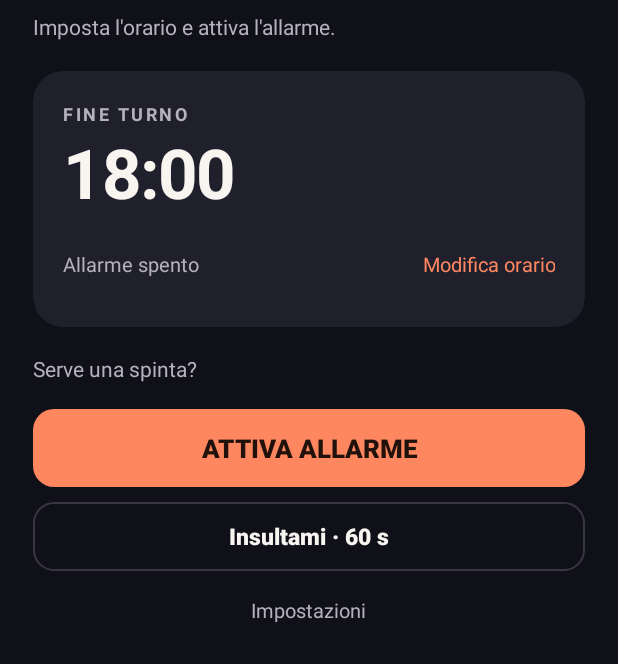
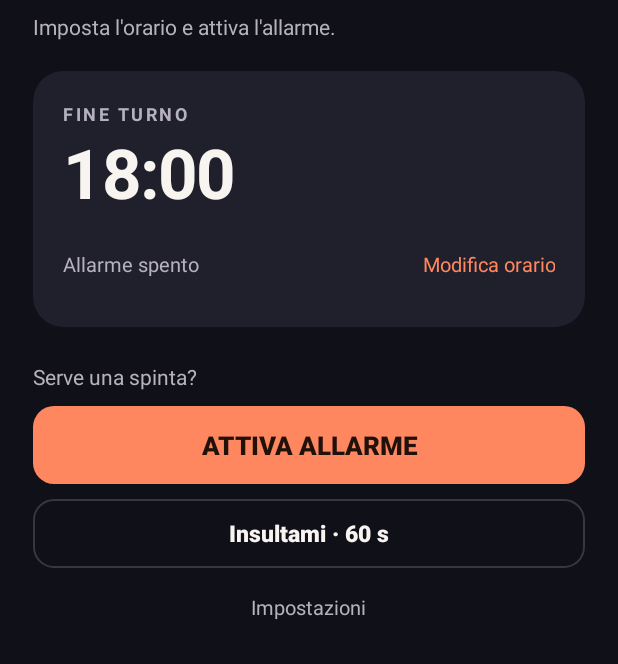
Before and after one commit to fabriziodemarco-bit/Stacca, an Android app: the screen it shows after launch (MainActivity), on a phone screen of 412 x 824 dp, the part 572-1236 px from its top. Run offline under Robolectric (Android 15) with nearby library versions, the phone set to English and light mode, and no system bars; 3 statements that could not run were skipped.

Commit message:
style: 'Serve una spinta?' subito sopra Insultami
Co-Authored-By: Claude Opus 5.5 <noreply@anthropic.com>

```diff
--- a/app/src/main/java/com/stacca/app/ui/MainActivity.kt
+++ b/app/src/main/java/com/stacca/app/ui/MainActivity.kt
@@ -208,7 +208,6 @@ class MainActivity : AppCompatActivity() {
         card.getChildAt(0).setPadding(dp(16), dp(14), dp(16), dp(6))
         segments.setTopMargin(10)
         (tvCardFootLeft.parent as View).setTopMargin(4)
-        tvExplain.setTopMargin(12)
         btnPrimary.layoutParams.height = dp(48)
         btnSecondary.layoutParams.height = dp(44)
         btnSecondary.setTopMargin(8)
--- a/app/src/main/res/layout/activity_main.xml
+++ b/app/src/main/res/layout/activity_main.xml
@@ -240,22 +240,21 @@
             </LinearLayout>
         </com.google.android.material.card.MaterialCardView>
 
-        <!-- 4. Spiegazione breve di Insultami -->
-        <TextView
-            android:id="@+id/tvExplain"
-            android:layout_width="match_parent"
-            android:layout_height="wrap_content"
-            android:layout_marginTop="18dp"
-            android:textSize="14sp"
-            android:lineSpacingMultiplier="1.15"
-            android:textColor="@color/home_text_secondary" />
-
         <Space
             android:id="@+id/spaceBottom"
             android:layout_width="match_parent"
             android:layout_height="0dp"
             android:layout_weight="3"
             android:minHeight="20dp" />
+
+        <!-- 4. Frase breve, subito sopra Insultami a cui si riferisce -->
+        <TextView
+            android:id="@+id/tvExplain"
+            android:layout_width="match_parent"
+            android:layout_height="wrap_content"
+            android:layout_marginBottom="10dp"
+            android:textSize="14sp"
+            android:textColor="@color/home_text_secondary" />
 
         <!-- 5. Azioni: un solo pulsante dominante -->
         <com.google.android.material.button.MaterialButton
```
